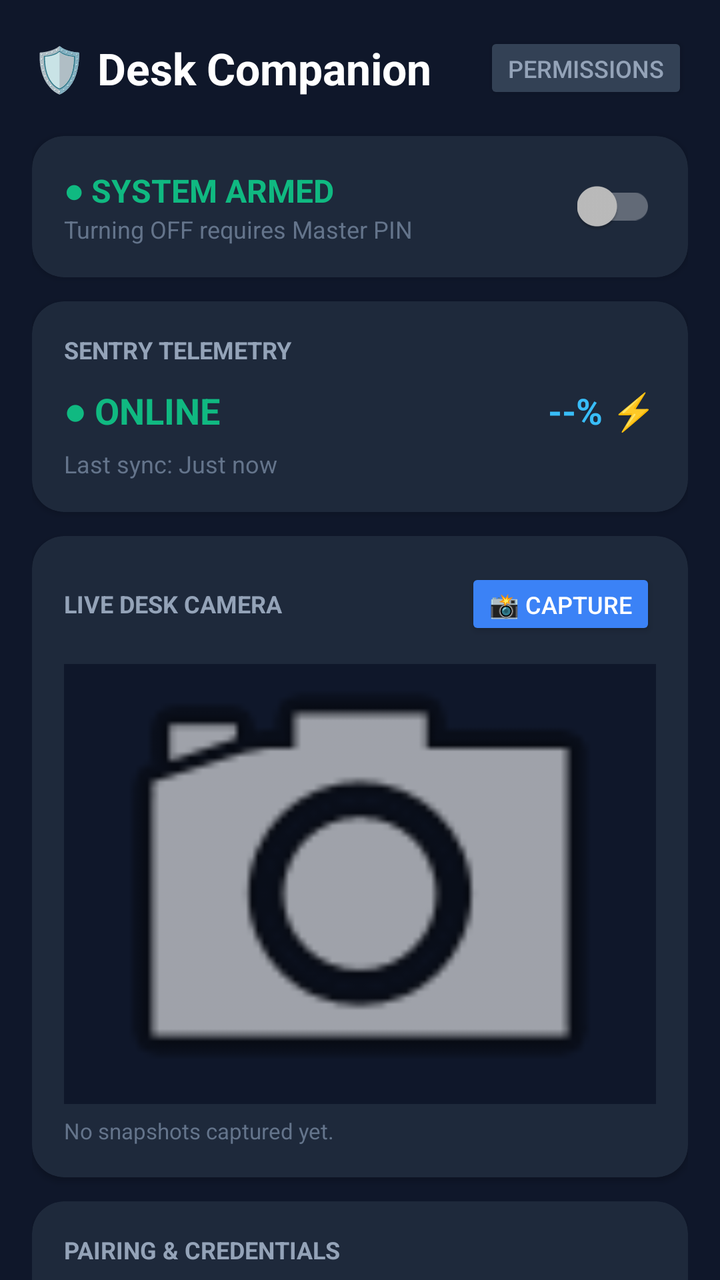
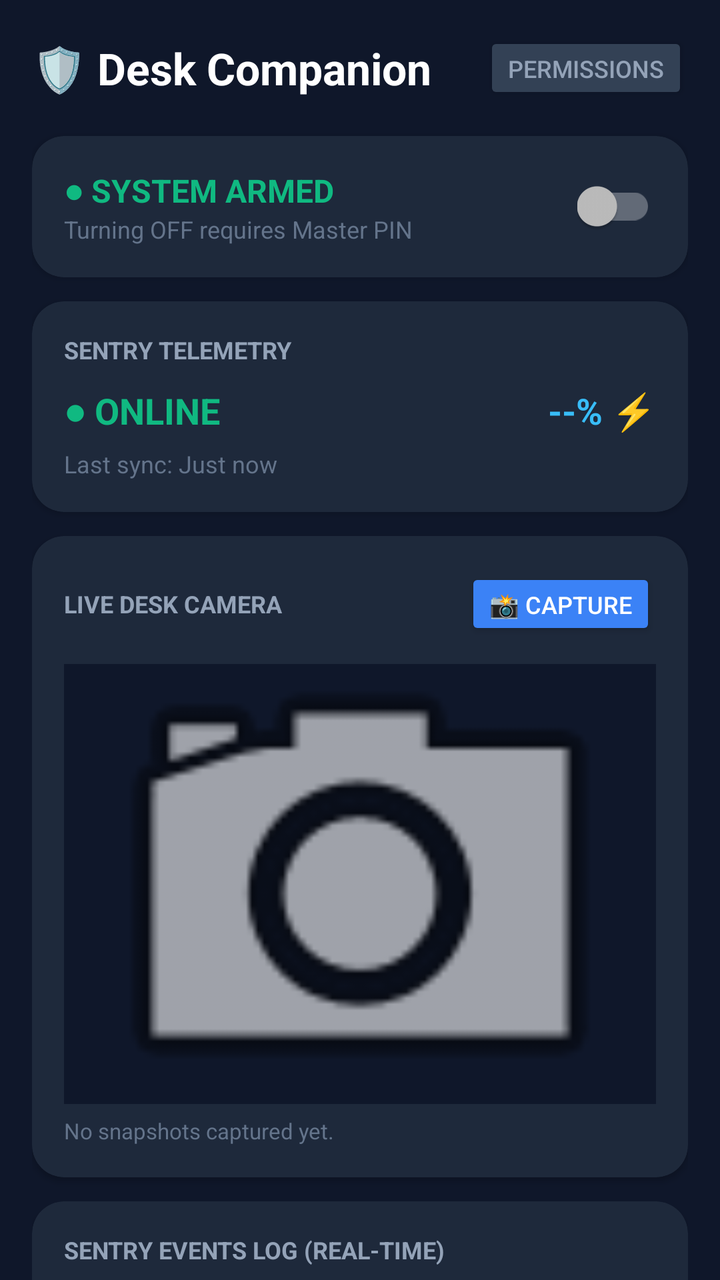

The first picture is an Android layout as it rendered before a commit; the second is the same layout after the commit. The layout source and the unified diff follow.
<!-- AndroidManifest.xml: application theme Theme.AppCompat.NoActionBar -->
<!-- res/layout/activity_main.xml -->
<?xml version="1.0" encoding="utf-8"?>
<androidx.core.widget.NestedScrollView 
    xmlns:android="http://schemas.android.com/apk/res/android"
    xmlns:app="http://schemas.android.com/apk/res-auto"
    android:layout_width="match_parent"
    android:layout_height="match_parent"
    android:fillViewport="true"
    android:background="#0F172A">

    <LinearLayout
        android:layout_width="match_parent"
        android:layout_height="wrap_content"
        android:orientation="vertical"
        android:padding="16dp">

        
        <LinearLayout
            android:layout_width="match_parent"
            android:layout_height="wrap_content"
            android:orientation="horizontal"
            android:gravity="center_vertical"
            android:layout_marginBottom="16dp">

            <TextView
                android:layout_width="0dp"
                android:layout_height="wrap_content"
                android:layout_weight="1"
                android:text="🛡️ Desk Companion"
                android:textColor="#FFFFFF"
                android:textSize="22sp"
                android:textStyle="bold" />

            <Button
                android:id="@+id/btnPermissions"
                android:layout_width="wrap_content"
                android:layout_height="36dp"
                android:text="Permissions"
                android:textSize="12sp"
                android:backgroundTint="#334155"
                android:textColor="#94A3B8" />
        </LinearLayout>

        
        <androidx.cardview.widget.CardView
            android:layout_width="match_parent"
            android:layout_height="wrap_content"
            app:cardBackgroundColor="#1E293B"
            app:cardCornerRadius="16dp"
            app:cardElevation="2dp"
            android:layout_marginBottom="12dp">

            <LinearLayout
                android:layout_width="match_parent"
                android:layout_height="wrap_content"
                android:orientation="vertical"
                android:padding="16dp">

                <LinearLayout
                    android:layout_width="match_parent"
                    android:layout_height="wrap_content"
                    android:orientation="horizontal"
                    android:gravity="center_vertical">

                    <LinearLayout
                        android:layout_width="0dp"
                        android:layout_height="wrap_content"
                        android:layout_weight="1"
                        android:orientation="vertical">

                        <TextView
                            android:id="@+id/tvMasterStatus"
                            android:layout_width="wrap_content"
                            android:layout_height="wrap_content"
                            android:text="● SYSTEM ARMED"
                            android:textColor="#10B981"
                            android:textSize="16sp"
                            android:textStyle="bold" />

                        <TextView
                            android:layout_width="wrap_content"
                            android:layout_height="wrap_content"
                            android:text="Turning OFF requires Master PIN"
                            android:textColor="#64748B"
                            android:textSize="12sp" />
                    </LinearLayout>

                    <com.google.android.material.switchmaterial.SwitchMaterial
                        android:id="@+id/switchMaster"
                        android:layout_width="wrap_content"
                        android:layout_height="wrap_content" />
                </LinearLayout>
            </LinearLayout>
        </androidx.cardview.widget.CardView>

        
        <androidx.cardview.widget.CardView
            android:layout_width="match_parent"
            android:layout_height="wrap_content"
            app:cardBackgroundColor="#1E293B"
            app:cardCornerRadius="16dp"
            app:cardElevation="2dp"
            android:layout_marginBottom="12dp">

            <LinearLayout
                android:layout_width="match_parent"
                android:layout_height="wrap_content"
                android:orientation="vertical"
                android:padding="16dp">

                <TextView
                    android:layout_width="wrap_content"
                    android:layout_height="wrap_content"
                    android:text="SENTRY TELEMETRY"
                    android:textColor="#94A3B8"
                    android:textSize="12sp"
                    android:textStyle="bold" />

                <LinearLayout
                    android:layout_width="match_parent"
                    android:layout_height="wrap_content"
                    android:orientation="horizontal"
                    android:layout_marginTop="10dp"
                    android:gravity="center_vertical">

                    <TextView
                        android:id="@+id/tvSentryStatus"
                        android:layout_width="0dp"
                        android:layout_height="wrap_content"
                        android:layout_weight="1"
                        android:text="● ONLINE"
                        android:textColor="#10B981"
                        android:textSize="18sp"
                        android:textStyle="bold" />

                    <TextView
                        android:id="@+id/tvBattery"
                        android:layout_width="wrap_content"
                        android:layout_height="wrap_content"
                        android:text="--% ⚡"
                        android:textColor="#38BDF8"
                        android:textSize="18sp"
                        android:textStyle="bold" />
                </LinearLayout>

                <TextView
                    android:id="@+id/tvLastHeartbeat"
                    android:layout_width="wrap_content"
                    android:layout_height="wrap_content"
                    android:layout_marginTop="6dp"
                    android:text="Last sync: Just now"
                    android:textColor="#64748B"
                    android:textSize="12sp" />
            </LinearLayout>
        </androidx.cardview.widget.CardView>

        
        <androidx.cardview.widget.CardView
            android:layout_width="match_parent"
            android:layout_height="wrap_content"
            app:cardBackgroundColor="#1E293B"
            app:cardCornerRadius="16dp"
            app:cardElevation="2dp"
            android:layout_marginBottom="12dp">

            <LinearLayout
                android:layout_width="match_parent"
                android:layout_height="wrap_content"
                android:orientation="vertical"
                android:padding="16dp">

                <LinearLayout
                    android:layout_width="match_parent"
                    android:layout_height="wrap_content"
                    android:orientation="horizontal"
                    android:gravity="center_vertical">

                    <TextView
                        android:layout_width="0dp"
                        android:layout_height="wrap_content"
                        android:layout_weight="1"
                        android:text="LIVE DESK CAMERA"
                        android:textColor="#94A3B8"
                        android:textSize="12sp"
                        android:textStyle="bold" />

                    <Button
                        android:id="@+id/btnRequestSnap"
                        android:layout_width="wrap_content"
                        android:layout_height="36dp"
                        android:text="📸 Capture"
                        android:textSize="12sp"
                        android:backgroundTint="#3B82F6"
                        android:textColor="#FFFFFF" />
                </LinearLayout>

                <ImageView
                    android:id="@+id/ivSnapshot"
                    android:layout_width="match_parent"
                    android:layout_height="220dp"
                    android:layout_marginTop="12dp"
                    android:background="#0F172A"
                    android:scaleType="centerCrop"
                    android:src="@android:drawable/ic_menu_camera" />

                <TextView
                    android:id="@+id/tvSnapTime"
                    android:layout_width="wrap_content"
                    android:layout_height="wrap_content"
                    android:layout_marginTop="6dp"
                    android:text="No snapshots captured yet."
                    android:textColor="#64748B"
                    android:textSize="11sp" />
            </LinearLayout>
        </androidx.cardview.widget.CardView>

        
        <androidx.cardview.widget.CardView
            android:layout_width="match_parent"
            android:layout_height="wrap_content"
            app:cardBackgroundColor="#1E293B"
            app:cardCornerRadius="16dp"
            app:cardElevation="2dp"
            android:layout_marginBottom="12dp">

            <LinearLayout
                android:layout_width="match_parent"
                android:layout_height="wrap_content"
                android:orientation="vertical"
                android:padding="16dp">

                <TextView
                    android:layout_width="wrap_content"
                    android:layout_height="wrap_content"
                    android:text="PAIRING &amp; CREDENTIALS"
                    android:textColor="#94A3B8"
                    android:textSize="12sp"
                    android:textStyle="bold" />

                <TextView
                    android:id="@+id/tvPairedId"
                    android:layout_width="wrap_content"
                    android:layout_height="wrap_content"
                    android:layout_marginTop="6dp"
                    android:text="Paired Sentry: #------"
                    android:textColor="#FFFFFF"
                    android:textSize="15sp"
                    android:textStyle="bold" />

                <LinearLayout
                    android:layout_width="match_parent"
                    android:layout_height="wrap_content"
                    android:orientation="horizontal"
                    android:layout_marginTop="12dp">

                    <Button
                        android:id="@+id/btnChangePin"
                        android:layout_width="0dp"
                        android:layout_height="42dp"
                        android:layout_weight="1"
                        android:layout_marginEnd="6dp"
                        android:text="Change PIN"
                        android:backgroundTint="#334155"
                        android:textColor="#FFFFFF" />

                    <Button
                        android:id="@+id/btnChangeDevice"
                        android:layout_width="0dp"
                        android:layout_height="42dp"
                        android:layout_weight="1"
                        android:layout_marginStart="6dp"
                        android:text="Change ID"
                        android:backgroundTint="#334155"
                        android:textColor="#FFFFFF" />
                </LinearLayout>
            </LinearLayout>
        </androidx.cardview.widget.CardView>

        
        <androidx.cardview.widget.CardView
            android:layout_width="match_parent"
            android:layout_height="wrap_content"
            app:cardBackgroundColor="#1E293B"
            app:cardCornerRadius="16dp"
            app:cardElevation="2dp"
            android:layout_marginBottom="24dp">

            <LinearLayout
                android:layout_width="match_parent"
                android:layout_height="wrap_content"
                android:orientation="vertical"
                android:padding="16dp">

                <TextView
                    android:layout_width="wrap_content"
                    android:layout_height="wrap_content"
                    android:text="BREACH ALARM AUDIO"
                    android:textColor="#94A3B8"
                    android:textSize="12sp"
                    android:textStyle="bold" />

                <TextView
                    android:id="@+id/tvAlarmTitle"
                    android:layout_width="wrap_content"
                    android:layout_height="wrap_content"
                    android:layout_marginTop="4dp"
                    android:text="Standard Pulse Beep"
                    android:textColor="#38BDF8"
                    android:textSize="14sp" />

                <Button
                    android:id="@+id/btnChangeAlarm"
                    android:layout_width="match_parent"
                    android:layout_height="42dp"
                    android:layout_marginTop="10dp"
                    android:text="Select Custom Ringtone / Beep"
                    android:backgroundTint="#334155"
                    android:textColor="#FFFFFF" />
            </LinearLayout>
        </androidx.cardview.widget.CardView>

    </LinearLayout>
</androidx.core.widget.NestedScrollView>
<!-- resources referenced by this layout -->
<resources>

</resources>

<!-- the commit's change to res/layout/activity_main.xml (unified diff, before → after) -->
@@ -231,6 +231,47 @@
                 <TextView
                     android:layout_width="wrap_content"
                     android:layout_height="wrap_content"
+                    android:text="SENTRY EVENTS LOG (REAL-TIME)"
+                    android:textColor="#94A3B8"
+                    android:textSize="12sp"
+                    android:textStyle="bold" />
+
+                <TextView
+                    android:id="@+id/tvNoEvents"
+                    android:layout_width="wrap_content"
+                    android:layout_height="wrap_content"
+                    android:layout_marginTop="8dp"
+                    android:text="No recent events logged."
+                    android:textColor="#64748B"
+                    android:textSize="12sp" />
+
+                <androidx.recyclerview.widget.RecyclerView
+                    android:id="@+id/rvEventsLog"
+                    android:layout_width="match_parent"
+                    android:layout_height="wrap_content"
+                    android:layout_marginTop="8dp"
+                    android:nestedScrollingEnabled="false" />
+            </LinearLayout>
+        </androidx.cardview.widget.CardView>
+
+        
+        <androidx.cardview.widget.CardView
+            android:layout_width="match_parent"
+            android:layout_height="wrap_content"
+            app:cardBackgroundColor="#1E293B"
+            app:cardCornerRadius="16dp"
+            app:cardElevation="2dp"
+            android:layout_marginBottom="12dp">
+
+            <LinearLayout
+                android:layout_width="match_parent"
+                android:layout_height="wrap_content"
+                android:orientation="vertical"
+                android:padding="16dp">
+
+                <TextView
+                    android:layout_width="wrap_content"
+                    android:layout_height="wrap_content"
                     android:text="PAIRING &amp; CREDENTIALS"
                     android:textColor="#94A3B8"
                     android:textSize="12sp"
